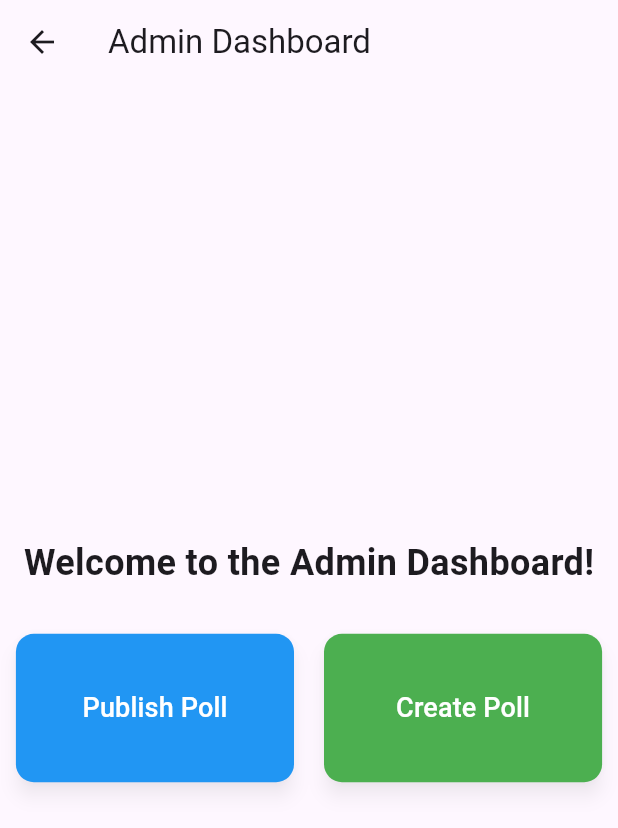
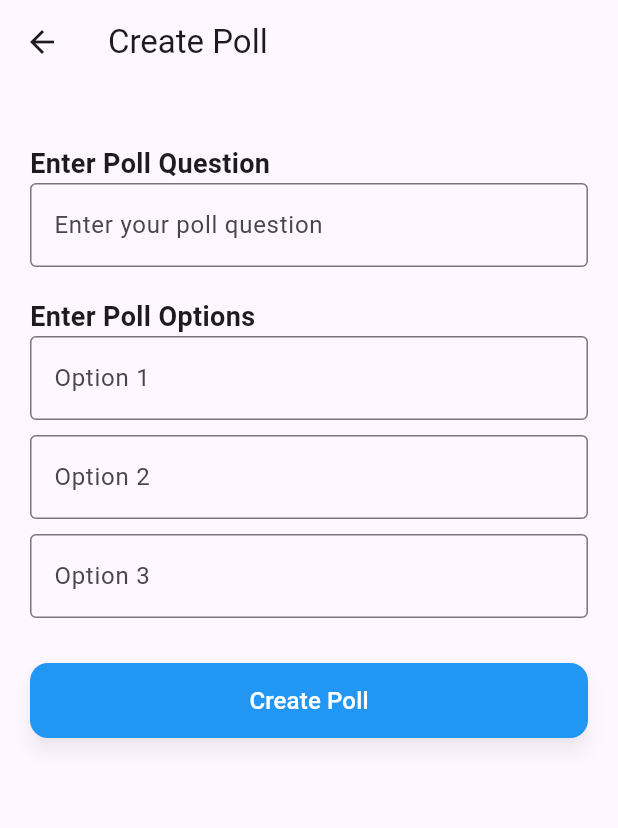
Before and after one commit to luqmanmatloob/polling-app-client, a Flutter app: the AdminDashboard screen opened directly, after a tap on "Create Poll", on a phone screen of 412 x 824 dp. Shown: the top 828 px of the screen. Run offline on Flutter 3.47's test engine with Material 3 defaults, Android fonts, the phone set to English and light mode, and no system bars.

Commit message:
front end done according to me do check it

```diff
--- /dev/null
+++ b/lib/AdminScreens/admin_create_poll.dart
@@ -0,0 +1,112 @@
+import 'package:flutter/material.dart';
+
+class CreatePollScreen extends StatefulWidget {
+  const CreatePollScreen({super.key});
+
+  @override
+  State<CreatePollScreen> createState() => _CreatePollScreenState();
+}
+
+class _CreatePollScreenState extends State<CreatePollScreen> {
+  final _questionController = TextEditingController();
+  final _optionController1 = TextEditingController();
+  final _optionController2 = TextEditingController();
+  final _optionController3 = TextEditingController();
+
+  void createPoll() {
+    // Retrieve the poll question and options from the controllers
+    String question = _questionController.text;
+    List<String> options = [
+      _optionController1.text,
+      _optionController2.text,
+      _optionController3.text
+    ];
+
+    // Logic to create the poll goes here.
+    // Example: Saving or sending the poll data.
+
+    // For now, showing the success message with the question and options.
+    ScaffoldMessenger.of(context).showSnackBar(
+      SnackBar(
+        content: Text('Poll Created: $question\nOptions: $options'),
+      ),
+    );
+  }
+
+  @override
+  Widget build(BuildContext context) {
+    return Scaffold(
+      appBar: AppBar(
+        title: const Text("Create Poll"),
+      ),
+      body: Padding(
+        padding: const EdgeInsets.all(20.0),
+        child: Column(
+          crossAxisAlignment: CrossAxisAlignment.start,
+          children: [
+            const SizedBox(height: 20),
+            const Text(
+              "Enter Poll Question",
+              style: TextStyle(fontSize: 18, fontWeight: FontWeight.bold),
+            ),
+            TextField(
+              controller: _questionController,
+              decoration: const InputDecoration(
+                hintText: 'Enter your poll question',
+                border: OutlineInputBorder(),
+              ),
+            ),
+            const SizedBox(height: 20),
+            const Text(
+              "Enter Poll Options",
+              style: TextStyle(fontSize: 18, fontWeight: FontWeight.bold),
+            ),
+            TextField(
+              controller: _optionController1,
+              decoration: const InputDecoration(
+                hintText: 'Option 1',
+                border: OutlineInputBorder(),
+              ),
+            ),
+            const SizedBox(height: 10),
+            TextField(
+              controller: _optionController2,
+              decoration: const InputDecoration(
+                hintText: 'Option 2',
+                border: OutlineInputBorder(),
+              ),
+            ),
+            const SizedBox(height: 10),
+            TextField(
+              controller: _optionController3,
+              decoration: const InputDecoration(
+                hintText: 'Option 3',
+                border: OutlineInputBorder(),
+              ),
+            ),
+            const SizedBox(height: 30),
+            SizedBox(
+              width: double.infinity,
+              height: 50,
+              child: ElevatedButton(
+                style: ElevatedButton.styleFrom(
+                  backgroundColor: Colors.blue,
+                  shape: RoundedRectangleBorder(
+                    borderRadius: BorderRadius.circular(12),
+                  ),
+                  elevation: 5,
+                  shadowColor: Colors.black.withOpacity(0.3),
+                ),
+                onPressed: createPoll,
+                child: const Text(
+                  "Create Poll",
+                  style: TextStyle(fontSize: 16, color: Colors.white),
+                ),
+              ),
+            ),
+          ],
+        ),
+      ),
+    );
+  }
+}
--- a/lib/AdminScreens/admin_home.dart
+++ b/lib/AdminScreens/admin_home.dart
@@ -1,4 +1,5 @@
 import 'package:flutter/material.dart';
+import 'package:polling_app/AdminScreens/admin_create_poll.dart';
 import 'package:polling_app/AdminScreens/admin_publish_poll.dart';
 
 class AdminDashboard extends StatelessWidget {
@@ -65,7 +66,12 @@ class AdminDashboard extends StatelessWidget {
                       elevation: 5,
                       shadowColor: Colors.black.withOpacity(0.3),
                     ),
-                    onPressed: () {},
+                    onPressed: () {
+                      Navigator.push(
+                          context,
+                          MaterialPageRoute(
+                              builder: (context) => const CreatePollScreen()));
+                    },
                     child: const Text(
                       "Create Poll",
                       style: TextStyle(fontSize: 18, color: Colors.white),
```
